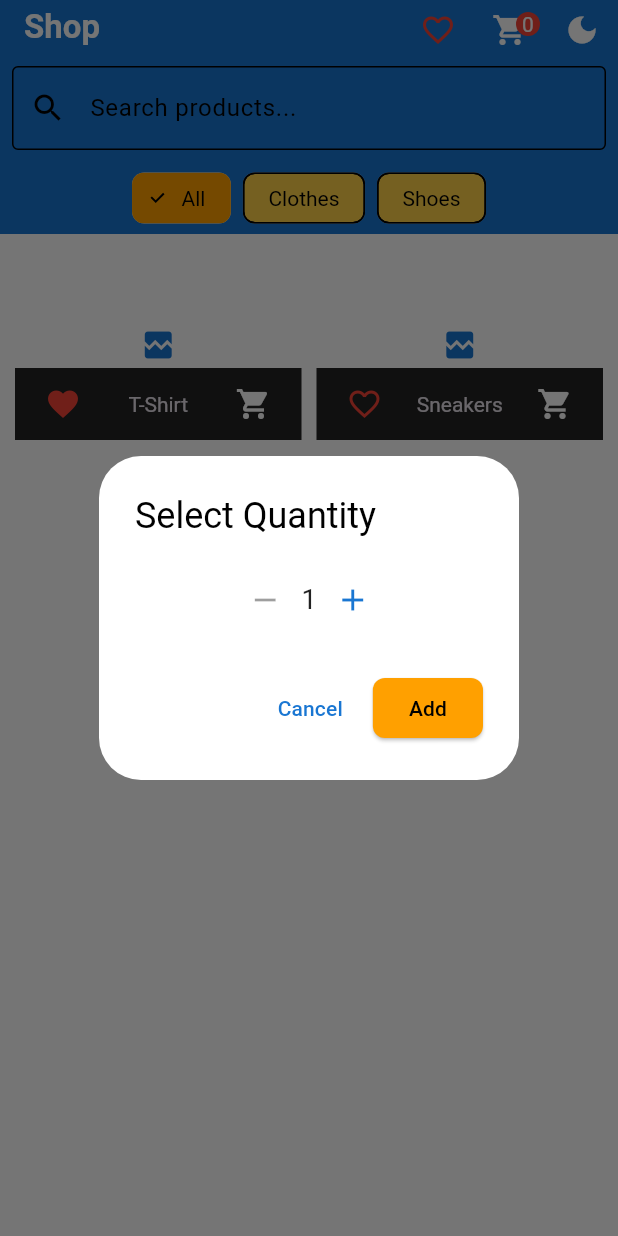
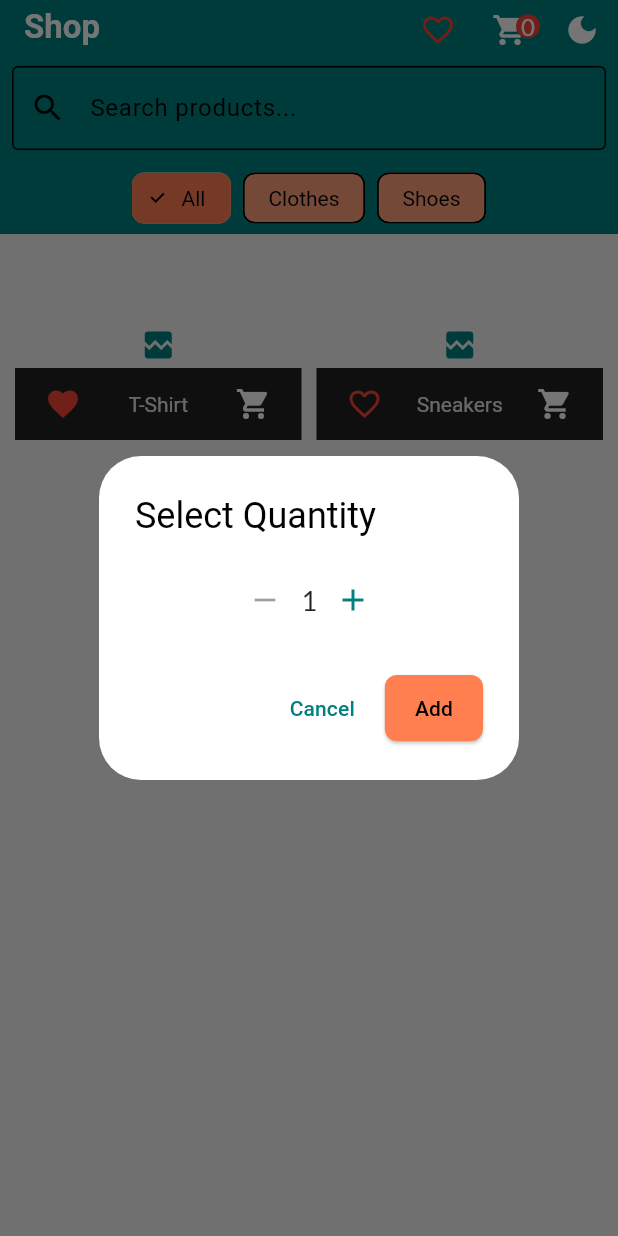
Before and after one commit to Rinav01/KRS-Day-5-Project-, a Flutter app: the screen it shows after launch, after a tap on the "favorite outline" icon, after a tap on the "shopping cart" icon, on a phone screen of 412 x 824 dp. Run offline on Flutter 3.47's test engine with Material 3 defaults, Android fonts, the phone set to English and light mode, and no system bars; our stand-ins replace google_fonts, shared_preferences; network calls fail.

Commit message:
UI changes

```diff
--- a/lib/main.dart
+++ b/lib/main.dart
@@ -8,7 +8,7 @@ import 'package:krs_class_day5/views/screens/products_overview_screen.dart';
 import 'package:provider/provider.dart';
 
 import 'viewmodels/products_provider.dart';
-import 'theme.dart'; // Import your custom theme file
+import 'theme.dart';
 
 void main() => runApp(MyApp());
 
--- a/lib/theme.dart
+++ b/lib/theme.dart
@@ -1,30 +1,31 @@
-// theme.dart
-
 import 'package:flutter/material.dart';
+import 'package:google_fonts/google_fonts.dart';
 
 /// Custom color scheme for light mode
 const ColorScheme customLightColorScheme = ColorScheme(
-  primary: Color(0xFF1976D2),           // Blue
-  primaryContainer: Color(0xFF63A4FF),  // Lighter blue
-  secondary: Color(0xFFFFA000),         // Amber
-  secondaryContainer: Color(0xFFFFD149),
-  surface: Colors.white,        // Light grey
+  primary: Color(0xFF008080),           // Vibrant Teal
+  primaryContainer: Color(0xFF48D1CC),  // Lighter Teal
+  secondary: Color(0xFFFF7F50),         // Coral
+  secondaryContainer: Color(0xFFFFA07A), // Lighter Coral
+  surface: Colors.white,
+  background: Color(0xFFF5F5F5),        // Off-white
   error: Color(0xFFD32F2F),             // Red
   onPrimary: Colors.white,
   onSecondary: Colors.black,
   onSurface: Colors.black,
+  onBackground: Colors.black,
   onError: Colors.white,
   brightness: Brightness.light,
 );
 
 /// Custom color scheme for dark mode
 const ColorScheme customDarkColorScheme = ColorScheme(
-  primary: Color(0xFF90CAF9),           // Light blue
-  primaryContainer: Color(0xFF1976D2),  // Blue
-  secondary: Color(0xFFFFD149),         // Light amber
-  secondaryContainer: Color(0xFFFFA000),
-  surface: Color(0xFF222831),           // Dark surface
-  background: Color(0xFF121212),        // Dark background
+  primary: Color(0xFF48D1CC),           // Lighter Teal
+  primaryContainer: Color(0xFF008080),  // Vibrant Teal
+  secondary: Color(0xFFFFA07A),         // Lighter Coral
+  secondaryContainer: Color(0xFFFF7F50), // Coral
+  surface: Color(0xFF1E1E1E),           // Dark Grey
+  background: Color(0xFF121212),        // Almost Black
   error: Color(0xFFCF6679),             // Red (dark)
   onPrimary: Colors.black,
   onSecondary: Colors.black,
@@ -40,28 +41,44 @@ final ThemeData customLightTheme = ThemeData(
   appBarTheme: AppBarTheme(
     backgroundColor: customLightColorScheme.primary,
     foregroundColor: customLightColorScheme.onPrimary,
-    elevation: 2,
+    elevation: 4,
+    titleTextStyle: GoogleFonts.roboto(
+      fontSize: 22,
+      fontWeight: FontWeight.bold,
+    ),
   ),
   scaffoldBackgroundColor: customLightColorScheme.background,
-  cardColor: Colors.white,
+  cardTheme: CardTheme(
+    color: customLightColorScheme.surface,
+    elevation: 2,
+    shape: RoundedRectangleBorder(borderRadius: BorderRadius.circular(12)),
+  ),
   iconTheme: IconThemeData(color: customLightColorScheme.primary),
   textTheme: TextTheme(
-    titleLarge: TextStyle(
+    titleLarge: GoogleFonts.roboto(
       fontWeight: FontWeight.bold,
       color: customLightColorScheme.primary,
     ),
-    bodyMedium: TextStyle(color: Colors.black87),
+    bodyMedium: GoogleFonts.lato(
+      color: Colors.black87,
+      fontSize: 16,
+    ),
   ),
   inputDecorationTheme: InputDecorationTheme(
-    border: OutlineInputBorder(),
+    border: OutlineInputBorder(
+      borderRadius: BorderRadius.circular(8),
+    ),
     focusedBorder: OutlineInputBorder(
-      borderSide: BorderSide(color: customLightColorScheme.primary),
+      borderSide: BorderSide(color: customLightColorScheme.primary, width: 2),
+      borderRadius: BorderRadius.circular(8),
     ),
   ),
   elevatedButtonTheme: ElevatedButtonThemeData(
     style: ElevatedButton.styleFrom(
-      foregroundColor: customLightColorScheme.onSecondary, backgroundColor: customLightColorScheme.secondary,
+      foregroundColor: customLightColorScheme.onSecondary,
+      backgroundColor: customLightColorScheme.secondary,
       shape: RoundedRectangleBorder(borderRadius: BorderRadius.circular(8)),
+      padding: EdgeInsets.symmetric(horizontal: 20, vertical: 12),
     ),
   ),
   chipTheme: ChipThemeData(
@@ -77,30 +94,46 @@ final ThemeData customLightTheme = ThemeData(
 final ThemeData customDarkTheme = ThemeData(
   colorScheme: customDarkColorScheme,
   appBarTheme: AppBarTheme(
-    backgroundColor: customDarkColorScheme.primary,
-    foregroundColor: customDarkColorScheme.onPrimary,
-    elevation: 2,
+    backgroundColor: customDarkColorScheme.surface,
+    foregroundColor: customDarkColorScheme.onSurface,
+    elevation: 4,
+    titleTextStyle: GoogleFonts.roboto(
+      fontSize: 22,
+      fontWeight: FontWeight.bold,
+    ),
   ),
   scaffoldBackgroundColor: customDarkColorScheme.background,
-  cardColor: customDarkColorScheme.surface,
+  cardTheme: CardTheme(
+    color: customDarkColorScheme.surface,
+    elevation: 2,
+    shape: RoundedRectangleBorder(borderRadius: BorderRadius.circular(12)),
+  ),
   iconTheme: IconThemeData(color: customDarkColorScheme.primary),
   textTheme: TextTheme(
-    titleLarge: TextStyle(
+    titleLarge: GoogleFonts.roboto(
       fontWeight: FontWeight.bold,
       color: customDarkColorScheme.primary,
     ),
-    bodyMedium: TextStyle(color: Colors.white70),
+    bodyMedium: GoogleFonts.lato(
+      color: Colors.white70,
+      fontSize: 16,
+    ),
   ),
   inputDecorationTheme: InputDecorationTheme(
-    border: OutlineInputBorder(),
+    border: OutlineInputBorder(
+      borderRadius: BorderRadius.circular(8),
+    ),
     focusedBorder: OutlineInputBorder(
-      borderSide: BorderSide(color: customDarkColorScheme.primary),
+      borderSide: BorderSide(color: customDarkColorScheme.primary, width: 2),
+      borderRadius: BorderRadius.circular(8),
     ),
   ),
   elevatedButtonTheme: ElevatedButtonThemeData(
     style: ElevatedButton.styleFrom(
-      foregroundColor: customDarkColorScheme.onSecondary, backgroundColor: customDarkColorScheme.secondary,
+      foregroundColor: customDarkColorScheme.onSecondary,
+      backgroundColor: customDarkColorScheme.secondary,
       shape: RoundedRectangleBorder(borderRadius: BorderRadius.circular(8)),
+      padding: EdgeInsets.symmetric(horizontal: 20, vertical: 12),
     ),
   ),
   chipTheme: ChipThemeData(
@@ -111,7 +144,3 @@ final ThemeData customDarkTheme = ThemeData(
     brightness: Brightness.dark,
   ),
 );
-
-/// Export these for use in main.dart:
-///   - customLightTheme
-///   - customDarkTheme
--- a/lib/viewmodels/products_provider.dart
+++ b/lib/viewmodels/products_provider.dart
@@ -8,14 +8,14 @@ class ProductsProvider with ChangeNotifier {
       title: 'T-Shirt',
       description: 'A comfortable cotton T-shirt',
       price: 20.0,
-      imageUrl: 'https://picsum.photos/id/237/200/300', category: 'Clothes',
+      imageUrl: 'https://picsum.photos/id/75/200/300', category: 'Clothes',
     ),
     Product(
       id: 'p2',
       title: 'Sneakers',
       description: 'Stylish running shoes',
       price: 60.0,
-      imageUrl: 'https://picsum.photos/id/237/200/300', category: 'Shoes',
+      imageUrl: 'https://picsum.photos/id/75/200/300', category: 'Shoes',
     ),
   ];
 
--- a/lib/views/screens/cart_screen.dart
+++ b/lib/views/screens/cart_screen.dart
@@ -5,6 +5,8 @@ import 'order_summary_screen.dart';
 
 class CartScreen extends StatelessWidget {
   static const routeName = '/cart';
+
+  const CartScreen({super.key});
 
   @override
   Widget build(BuildContext context) {
--- a/lib/views/screens/order_summary_screen.dart
+++ b/lib/views/screens/order_summary_screen.dart
@@ -4,6 +4,8 @@ import '../../viewmodels/cart_provider.dart';
 
 class OrderSummaryScreen extends StatelessWidget {
   static const routeName = '/order-summary';
+
+  const OrderSummaryScreen({super.key});
 
   @override
   Widget build(BuildContext context) {
--- a/lib/views/screens/products_overview_screen.dart
+++ b/lib/views/screens/products_overview_screen.dart
@@ -8,7 +8,10 @@ import '../widgets/product_item.dart';
 import '../widgets/badge.dart' as custom;
 
 class ProductsOverviewScreen extends StatefulWidget {
+  const ProductsOverviewScreen({super.key});
+
   @override
+  // ignore: library_private_types_in_public_api
   _ProductsOverviewScreenState createState() => _ProductsOverviewScreenState();
 }
 
--- a/lib/views/widgets/badge.dart
+++ b/lib/views/widgets/badge.dart
@@ -4,7 +4,7 @@ class Badge extends StatelessWidget {
   final Widget child;
   final Widget label;
 
-  const Badge({required this.child, required this.label});
+  const Badge({super.key, required this.child, required this.label});
 
   @override
   Widget build(BuildContext context) {
--- a/lib/views/widgets/product_item.dart
+++ b/lib/views/widgets/product_item.dart
@@ -8,7 +8,7 @@ import '../screens/product_detail_screen.dart';
 class ProductItem extends StatelessWidget {
   final Product product;
 
-  ProductItem(this.product);
+  const ProductItem(this.product);
 
   @override
   Widget build(BuildContext context) {
@@ -22,11 +22,6 @@ class ProductItem extends StatelessWidget {
         );
       },
       child: GridTile(
-        child: Image.network(
-          product.imageUrl,
-          fit: BoxFit.cover,
-          errorBuilder: (context, error, stackTrace) => Icon(Icons.broken_image),
-        ),
         footer: GridTileBar(
           backgroundColor: Colors.black87,
           leading: IconButton(
@@ -86,6 +81,11 @@ class ProductItem extends StatelessWidget {
             },
           ),
         ),
+        child: Image.network(
+          product.imageUrl,
+          fit: BoxFit.cover,
+          errorBuilder: (context, error, stackTrace) => Icon(Icons.broken_image),
+        ),
       ),
     );
   }
--- a/pubspec.yaml
+++ b/pubspec.yaml
@@ -36,6 +36,7 @@ dependencies:
   cupertino_icons: ^1.0.8
   provider: ^6.1.5
   shared_preferences: ^2.5.3
+  google_fonts: ^6.2.1
 
 dev_dependencies:
   flutter_test:
```
Also changed, not shown: lib/views/screens/product_detail_screen.dart (+57 -10 lines), pubspec.lock, 1 other file.
